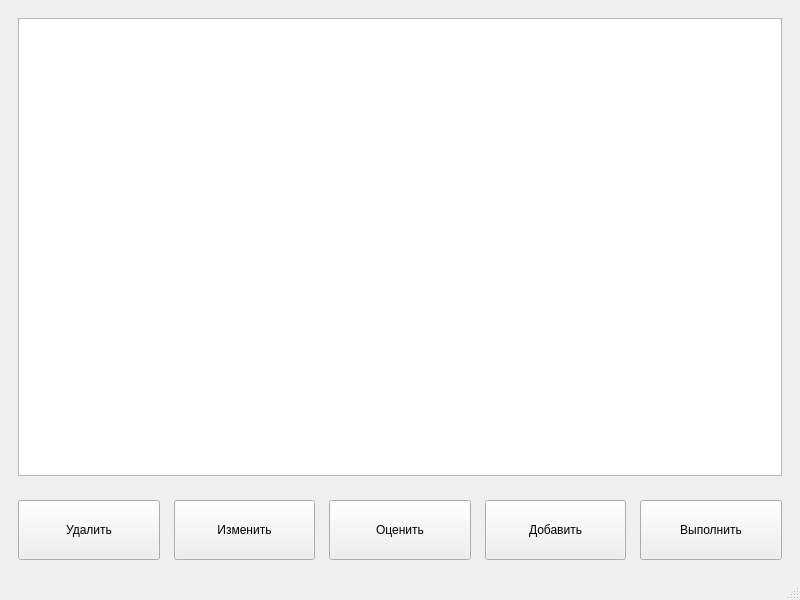
Old version of the form mainwindow.ui in the repository wannabedigital/qt-simple-todo.
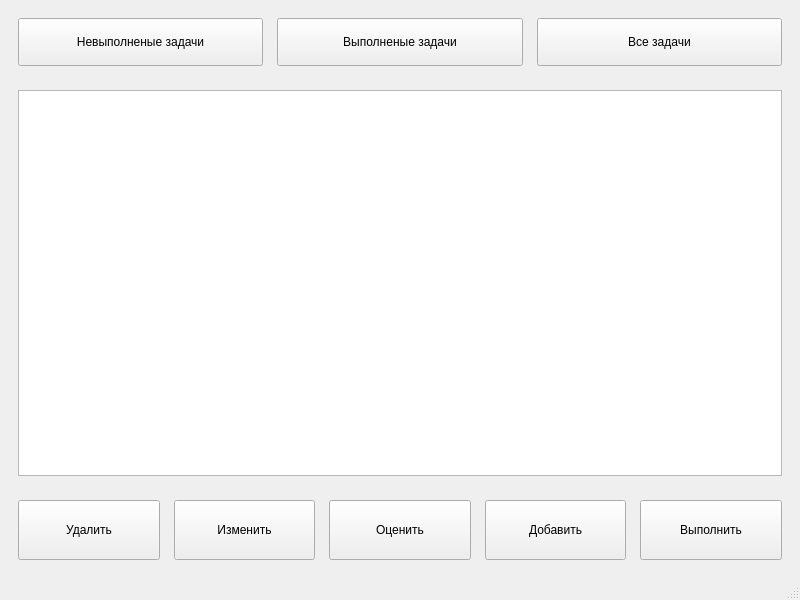
New version of the form.

Commit message: feat: add filter (show done, undone, all tasks)

```diff
--- a/mainwindow.ui
+++ b/mainwindow.ui
@@ -189,6 +189,92 @@
       </layout>
      </widget>
     </item>
+    <item row="1" column="0">
+     <widget class="QWidget" name="widget" native="true">
+      <layout class="QVBoxLayout" name="verticalLayout">
+       <item>
+        <widget class="QTableView" name="tableView"/>
+       </item>
+      </layout>
+     </widget>
+    </item>
+    <item row="0" column="0">
+     <widget class="QWidget" name="widget_3" native="true">
+      <layout class="QGridLayout" name="gridLayout_3">
+       <item row="0" column="4">
+        <widget class="QPushButton" name="showAll">
+         <property name="minimumSize">
+          <size>
+           <width>0</width>
+           <height>48</height>
+          </size>
+         </property>
+         <property name="text">
+          <string>Все задачи</string>
+         </property>
+        </widget>
+       </item>
+       <item row="0" column="1">
+        <spacer name="horizontalSpacer_5">
+         <property name="orientation">
+          <enum>Qt::Orientation::Horizontal</enum>
+         </property>
+         <property name="sizeType">
+          <enum>QSizePolicy::Policy::Fixed</enum>
+         </property>
+         <property name="sizeHint" stdset="0">
+          <size>
+           <width>8</width>
+           <height>20</height>
+          </size>
+         </property>
+        </spacer>
+       </item>
+       <item row="0" column="0">
+        <widget class="QPushButton" name="showUnDone">
+         <property name="minimumSize">
+          <size>
+           <width>0</width>
+           <height>48</height>
+          </size>
+         </property>
+         <property name="text">
+          <string>Невыполненые задачи</string>
+         </property>
+        </widget>
+       </item>
+       <item row="0" column="2">
+        <widget class="QPushButton" name="showDone">
+         <property name="minimumSize">
+          <size>
+           <width>0</width>
+           <height>48</height>
+          </size>
+         </property>
+         <property name="text">
+          <string>Выполненые задачи</string>
+         </property>
+        </widget>
+       </item>
+       <item row="0" column="3">
+        <spacer name="horizontalSpacer_6">
+         <property name="orientation">
+          <enum>Qt::Orientation::Horizontal</enum>
+         </property>
+         <property name="sizeType">
+          <enum>QSizePolicy::Policy::Fixed</enum>
+         </property>
+         <property name="sizeHint" stdset="0">
+          <size>
+           <width>8</width>
+           <height>20</height>
+          </size>
+         </property>
+        </spacer>
+       </item>
+      </layout>
+     </widget>
+    </item>
    </layout>
   </widget>
   <widget class="QStatusBar" name="statusbar"/>
```
Left out of the diff: 9 changed lines with no effect on the pictures. The commit also changes 2 other files.
